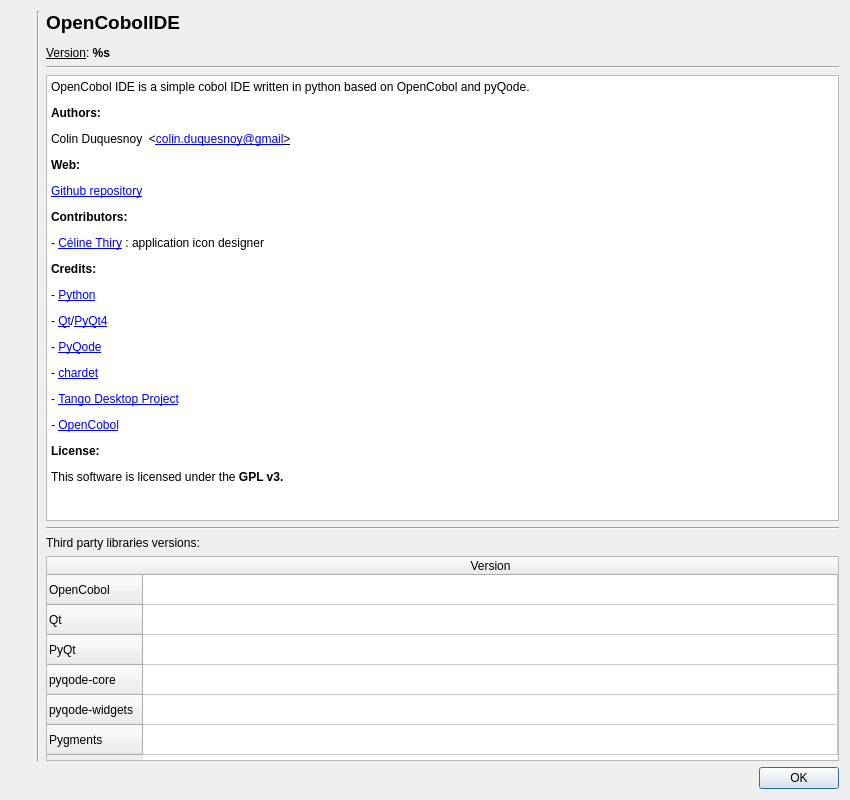
First picture: the form in oci/ui/dlg_about.ui, repository OpenCobolIDE/OpenCobolIDE, before the edit.
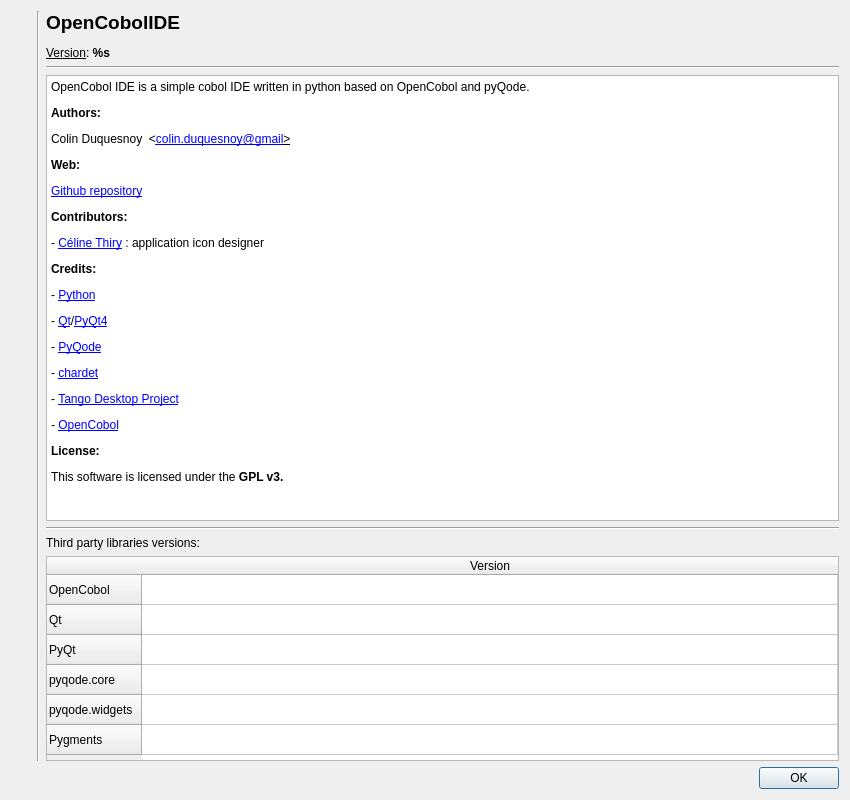
Second picture: the form after the edit. Icons and pictures are not drawn.

Commit message: Update pyqode.core and pyqode.widgets name in dlg_about.ui

Diff of the .ui file:
```diff
--- a/oci/ui/dlg_about.ui
+++ b/oci/ui/dlg_about.ui
@@ -185,12 +185,12 @@
            </row>
            <row>
             <property name="text">
-             <string>pyqode-core</string>
+             <string>pyqode.core</string>
             </property>
            </row>
            <row>
             <property name="text">
-             <string>pyqode-widgets</string>
+             <string>pyqode.widgets</string>
             </property>
            </row>
            <row>
```
The commit also changes 5 other files.
